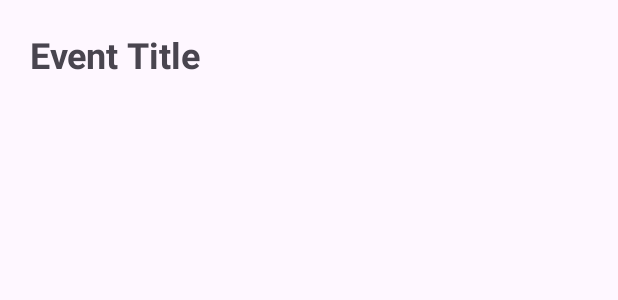
After one commit to Mateusz-gif/LibertiesHub, an Android app: the layout activity_details.xml on its own in the app's theme, with its tools: preview values and no code run, on a phone screen of 412 x 824 dp. The commit adds this screen. Shown: the top 300 px of the screen. Run offline under Robolectric (Android 15) with nearby library versions, the phone set to English and light mode, and no system bars.

Commit message:
added event details screen and event selection using intents

```diff
--- /dev/null
+++ b/app/src/main/res/layout/activity_details.xml
@@ -0,0 +1,30 @@
+<?xml version="1.0" encoding="utf-8"?>
+<ScrollView xmlns:android="http://schemas.android.com/apk/res/android"
+    android:layout_width="match_parent"
+    android:layout_height="match_parent">
+
+    <LinearLayout
+        android:layout_width="match_parent"
+        android:layout_height="wrap_content"
+        android:orientation="vertical"
+        android:padding="20dp">
+
+        <TextView
+            android:id="@+id/titleTextView"
+            android:layout_width="match_parent"
+            android:layout_height="wrap_content"
+            android:text="Event Title"
+            android:textSize="24sp"
+            android:textStyle="bold"
+            android:paddingBottom="20dp" />
+
+        <TextView
+            android:id="@+id/detailsTextView"
+            android:layout_width="match_parent"
+            android:layout_height="wrap_content"
+            android:textSize="17sp"
+            android:lineSpacingExtra="4dp" />
+
+    </LinearLayout>
+
+</ScrollView>
```
Also changed, not shown: app/src/main/AndroidManifest.xml (+5 -3 lines), app/src/main/java/com/example/libertieshub/DetailsActivity.java (added, +161 -0 lines), app/src/main/java/com/example/libertieshub/MainActivity.java (+22 -2 lines).
